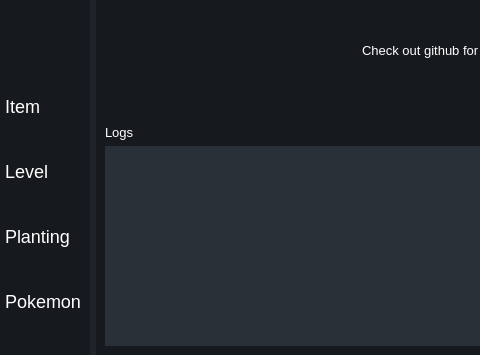
Qt form DO NOT RUN/home.ui (T3tsuo/PokemonUI) before a commit; both pictures show x 0 to 480 and y 242 to 597 of the 979 by 597 pixel window.
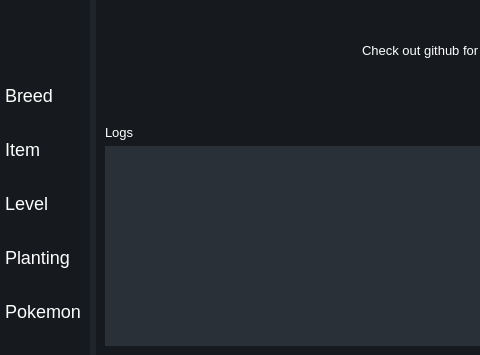
The same form after that commit. Icons and pictures are not drawn.

Commit message: fully functional breed frontend and refactored tab switching

Diff of the .ui file:
```diff
--- a/DO NOT RUN/home.ui
+++ b/DO NOT RUN/home.ui
@@ -131,6 +131,13 @@
           <property name="bottomMargin">
            <number>0</number>
           </property>
+          <item>
+           <widget class="QPushButton" name="breedBtn">
+            <property name="text">
+             <string>Breed</string>
+            </property>
+           </widget>
+          </item>
           <item>
            <widget class="QPushButton" name="itemtn">
             <property name="text">
```
The commit also changes 12 other files.
